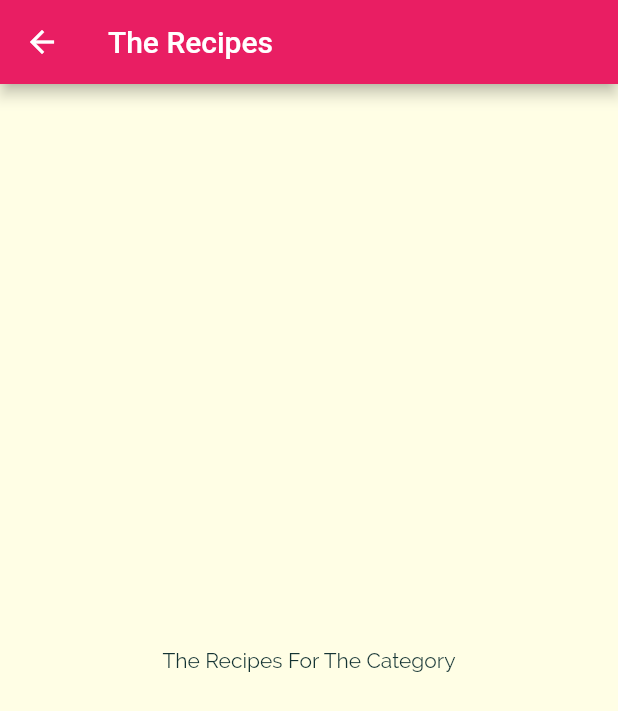
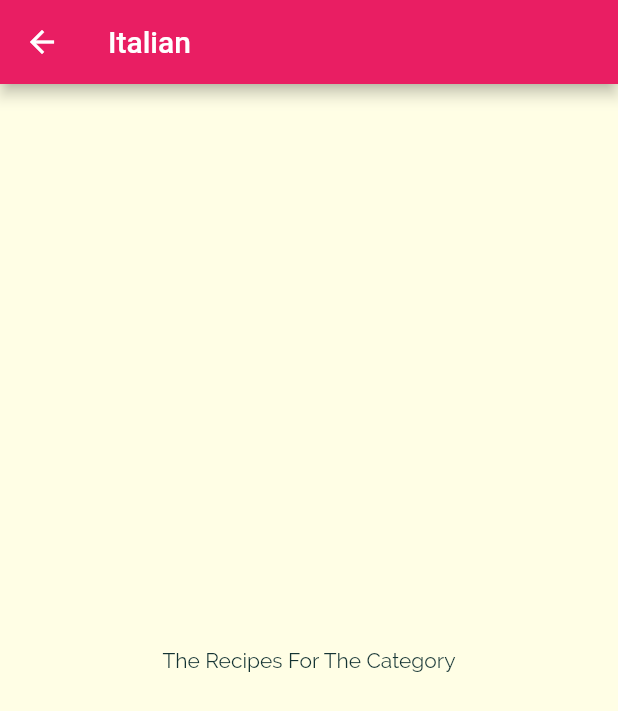
Before and after one commit to HuyMobile/MealsApp, a Flutter app: the screen it shows after launch, after a tap on "Italian", on a phone screen of 412 x 824 dp. Shown: the top 711 px of the screen. Run offline on Flutter 3.47's test engine with Material 2 defaults, Android fonts, the phone set to English and light mode, and no system bars.

Commit message:
passing data via the constructor

```diff
--- a/lib/categories_screen.dart
+++ b/lib/categories_screen.dart
@@ -13,7 +13,9 @@ class CategoriesScreen extends StatelessWidget {
       body:GridView(
         padding:const EdgeInsets.all(25),
       children:DUMMY_CATEGORIES.map((catData) => CategoriesItem(
-        catData.title, catData.color,
+        catData.id,
+        catData.title,
+        catData.color,
       )).toList(),
       gridDelegate: SliverGridDelegateWithMaxCrossAxisExtent(
           maxCrossAxisExtent:200,
--- a/lib/category_item.dart
+++ b/lib/category_item.dart
@@ -3,13 +3,14 @@ import 'package:flutter/material.dart';
 
 
 class CategoriesItem extends StatelessWidget {
+  final String id;
 final String title;
 final Color color;
-CategoriesItem(this.title,this.color);
+CategoriesItem(this.id,this.title,this.color);
 
 void selectCategory(BuildContext ctx){
   Navigator.of(ctx).push(MaterialPageRoute(builder: (_)=>
-  CategoryMealsScreen()));
+  CategoryMealsScreen(id,title)));
 }
   @override
   Widget build(BuildContext context) {
--- a/lib/category_meals_screen.dart
+++ b/lib/category_meals_screen.dart
@@ -1,13 +1,14 @@
 import 'package:flutter/material.dart';
 
 class CategoryMealsScreen extends StatelessWidget {
-  const CategoryMealsScreen({Key? key}) : super(key: key);
-
+final String categoryId;
+final String categoryTitle;
+CategoryMealsScreen(this.categoryId,this.categoryTitle);
   @override
   Widget build(BuildContext context) {
     return Scaffold(
       appBar: AppBar(
-        title: Text("The Recipes"),
+        title: Text(categoryTitle),
       ),
       body: Center(
         child: Text('The Recipes For The Category'),
```
